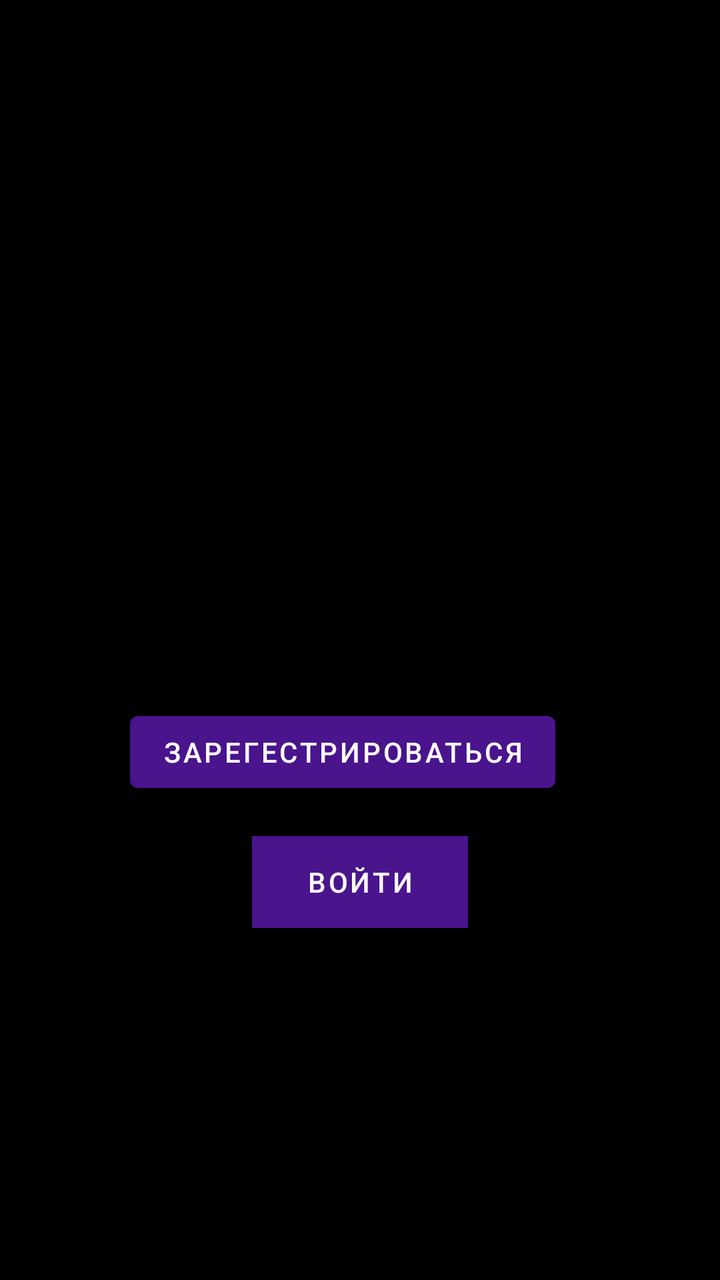
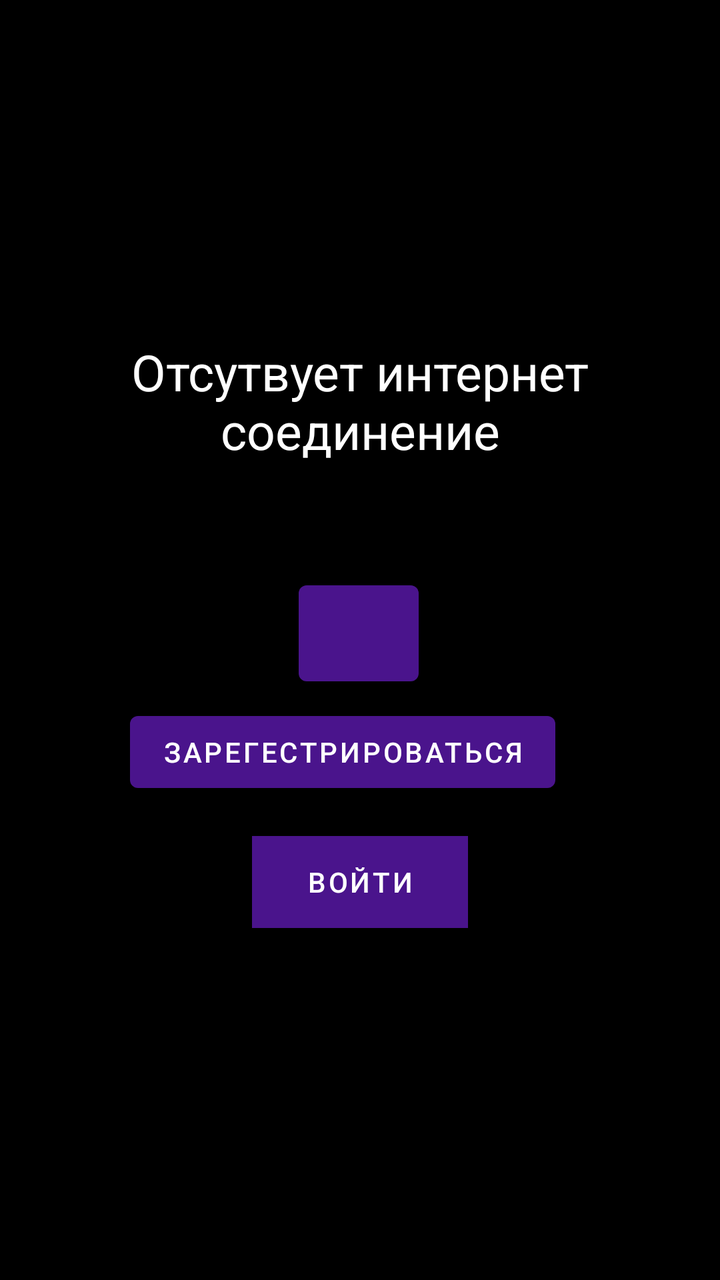

Screens rendered from an Android XML layout before and after an edit, with the pre-edit source and the edit as a unified diff.
<!-- AndroidManifest.xml: application theme Theme.NOTE_PROJECT -->
<!-- res/layout/activity_login.xml -->
<?xml version="1.0" encoding="utf-8"?>
<androidx.constraintlayout.widget.ConstraintLayout xmlns:android="http://schemas.android.com/apk/res/android"
    xmlns:app="http://schemas.android.com/apk/res-auto"
    xmlns:tools="http://schemas.android.com/tools"
    android:layout_width="match_parent"
    android:layout_height="match_parent"
    android:background="@color/black"
    tools:context=".LoginActivity">

    <EditText
        android:id="@+id/login"
        android:layout_width="390dp"
        android:layout_height="55dp"
        android:layout_marginTop="120dp"
        android:ems="10"
        android:hint="Email"
        android:inputType="textEmailAddress"
        android:textColor="@color/white"
        android:visibility="visible"
        app:layout_constraintEnd_toEndOf="parent"
        app:layout_constraintHorizontal_bias="0.476"
        app:layout_constraintStart_toStartOf="parent"
        app:layout_constraintTop_toTopOf="parent" />

    <EditText
        android:id="@+id/pass"
        android:layout_width="390dp"
        android:layout_height="55dp"
        android:layout_marginBottom="308dp"
        android:ems="10"
        android:hint="Password"
        android:inputType="textPassword"
        android:onClick="onClickSignIn"
        android:textColor="@color/white"
        android:visibility="visible"
        app:layout_constraintBottom_toBottomOf="parent"
        app:layout_constraintEnd_toEndOf="parent"
        app:layout_constraintHorizontal_bias="0.523"
        app:layout_constraintStart_toStartOf="parent"
        app:layout_constraintTop_toBottomOf="@+id/login" />

    <Button
        android:id="@+id/sigIN"
        android:layout_width="108dp"
        android:layout_height="46dp"
        android:layout_marginStart="100dp"
        android:layout_marginEnd="100dp"
        android:layout_marginBottom="176dp"
        android:background="#FFFFFF"
        android:onClick="onClickSigIn"
        android:text="Войти"
        android:visibility="visible"
        app:layout_constraintBottom_toBottomOf="parent"
        app:layout_constraintEnd_toEndOf="parent"
        app:layout_constraintStart_toStartOf="parent" />

    <Button
        android:id="@+id/logIN"
        android:layout_width="wrap_content"
        android:layout_height="wrap_content"
        android:layout_marginStart="100dp"
        android:layout_marginEnd="100dp"
        android:layout_marginBottom="240dp"
        android:onClick="onClickLoginUp"
        android:text="Зарегестрироваться"
        android:visibility="visible"
        app:iconTint="#FFFFFF"
        app:layout_constraintBottom_toBottomOf="parent"
        app:layout_constraintEnd_toEndOf="parent"
        app:layout_constraintHorizontal_bias="0.666"
        app:layout_constraintStart_toStartOf="parent"
        app:strokeColor="#000000" />

</androidx.constraintlayout.widget.ConstraintLayout>
<!-- resources referenced by this layout -->
<resources>
  <color name="black">#FF000000</color>
  <color name="white">#FFFFFF</color>
  <style name="Theme.NOTE_PROJECT" parent="Base.Theme.NOTE_PROJECT" />
  <style name="Base.Theme.NOTE_PROJECT" parent="Theme.MaterialComponents.DayNight.NoActionBar">
          <item name="colorPrimary">@color/color1</item>
          <item name="colorPrimaryVariant">@color/color1</item>
          <item name="colorOnPrimary">@color/white</item>ы
          <item name="colorSecondary">@color/color5</item>
          <item name="colorSecondaryVariant">@color/color5</item>
          <item name="colorOnSecondary">@color/black</item>
          <item name="android:statusBarColor" tools:targetapi="l">@color/design_default_color_primary_variant</item>
      </style>
  <color name="color1">#4A148C</color>
  <color name="color5">#808080</color>
</resources>

<!-- the commit's change to res/layout/activity_login.xml (unified diff, before → after) -->
@@ -6,6 +6,17 @@
     android:layout_height="match_parent"
     android:background="@color/black"
     tools:context=".LoginActivity">
+
+    <Button
+        android:id="@+id/reload_check_inetrnet"
+        android:layout_width="60dp"
+        android:layout_height="60dp"
+        android:foreground="@android:drawable/stat_notify_sync"
+        app:layout_constraintBottom_toTopOf="@+id/logIN"
+        app:layout_constraintEnd_toEndOf="parent"
+        app:layout_constraintHorizontal_bias="0.498"
+        app:layout_constraintStart_toStartOf="parent"
+        app:layout_constraintTop_toBottomOf="@+id/pass" />
 
     <EditText
         android:id="@+id/login"
@@ -71,4 +82,17 @@
         app:layout_constraintStart_toStartOf="parent"
         app:strokeColor="#000000" />
 
+    <TextView
+        android:id="@+id/InternetNot"
+        android:layout_width="wrap_content"
+        android:layout_height="wrap_content"
+        android:gravity="center"
+        android:text="Отсутвует интернет соединение"
+        android:textColor="#FFFFFF"
+        android:textSize="25sp"
+        app:layout_constraintBottom_toTopOf="@+id/pass"
+        app:layout_constraintEnd_toEndOf="parent"
+        app:layout_constraintStart_toStartOf="parent"
+        app:layout_constraintTop_toBottomOf="@+id/login" />
+
 </androidx.constraintlayout.widget.ConstraintLayout>
